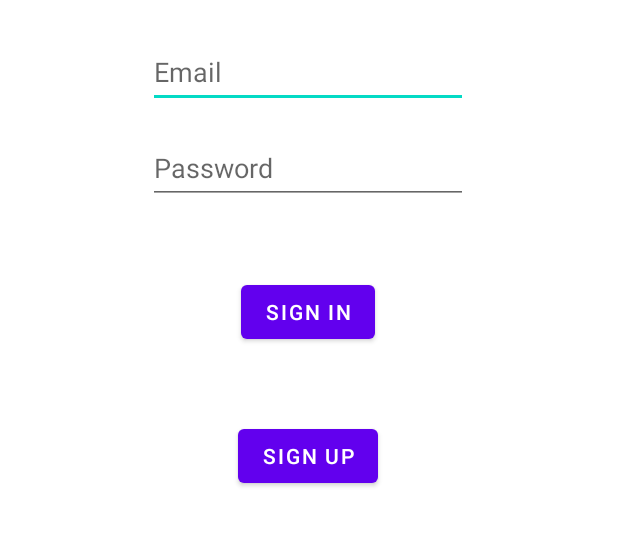
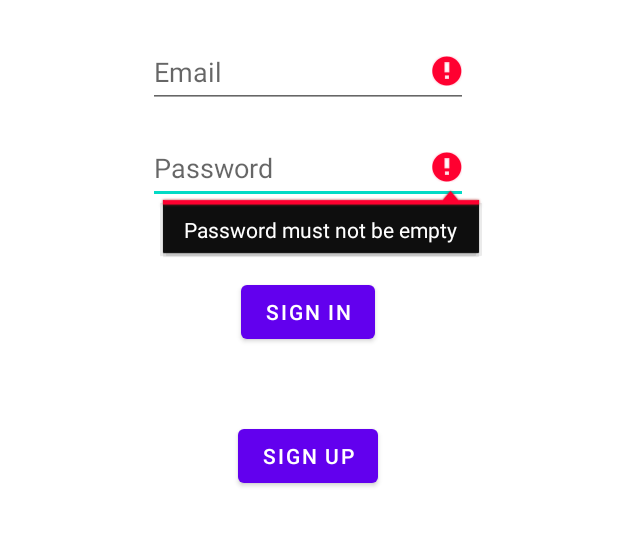
Before and after one commit to demisgomes/itimalia-android, an Android app: the LoginActivity screen opened directly, with no data from a screen before it, after a tap on "SIGN IN", on a phone screen of 412 x 824 dp, the part 261-807 px from its top. Run offline under Robolectric (Android 15) with nearby library versions, the phone set to English and light mode, and no system bars.

Commit message:
Validation in login

```diff
--- a/app/src/main/java/com/demisgomes/itimalia_android/activity/LoginActivity.kt
+++ b/app/src/main/java/com/demisgomes/itimalia_android/activity/LoginActivity.kt
@@ -25,25 +25,49 @@ class LoginActivity : AppCompatActivity() {
 
         val buttonSignUp: Button = findViewById(R.id.button_sign_in_sign_up)
 
-        viewModel.responseViewModel.observe(this) {
-            val user = it.response
+        viewModel.responseViewModel.observe(this) { responseViewModel ->
+            val user = responseViewModel.response
 
             if (user !== null){
-                Toast.makeText(this, "Login efetuado com sucesso, ${user.name}!", Toast.LENGTH_LONG).show()
+                Toast.makeText(this, "Login succeeded, ${user.name}!", Toast.LENGTH_LONG).show()
+                finish()
             }
 
             else {
-                Toast.makeText(this, "Ocorreu um erro: ${it.errorResponse?.message}", Toast.LENGTH_LONG).show()
+                Toast.makeText(this, "Invalid username or password", Toast.LENGTH_LONG).show()
+
+                editTextEmail.error = "Please fill with a valid email"
+                editTextEmail.requestFocus()
+                editTextPassword.error = "Please fill with a valid password"
+
             }
 
         }
 
 
         buttonSignIn.setOnClickListener {
+
+            var isFormValid = true
+
             val email = editTextEmail.text.toString().trim()
             val password = editTextPassword.text.toString().trim()
 
-            viewModel.login(UserLogin(email, password))
+            if (email.isEmpty()) {
+                editTextEmail.error = "Email must not be empty"
+                editTextEmail.requestFocus()
+                isFormValid = false
+            }
+
+            if (password.isEmpty()) {
+                editTextPassword.error = "Password must not be empty"
+                editTextPassword.requestFocus()
+                isFormValid = false
+            }
+
+
+            if(isFormValid){
+                viewModel.login(UserLogin(email, password))
+            }
         }
 
         buttonSignUp.setOnClickListener {
```
